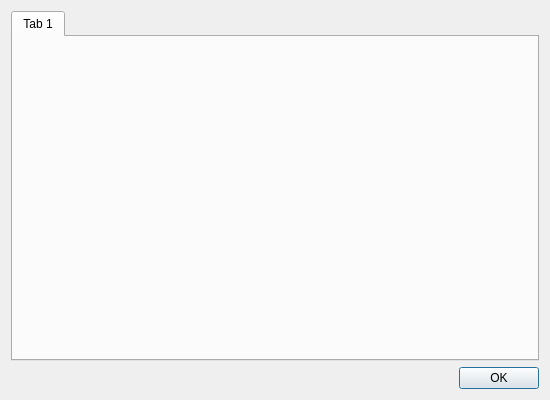
Old version of the form Src/DlgAbout/Information.ui in the repository KangLin/RabbitCommon.
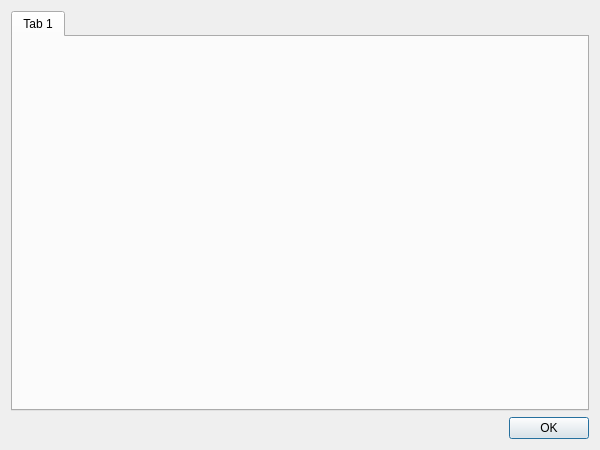
New version of the form.

Commit message: Modify dialog size

```diff
--- a/Src/DlgAbout/Information.ui
+++ b/Src/DlgAbout/Information.ui
@@ -6,8 +6,8 @@
    <rect>
     <x>0</x>
     <y>0</y>
-    <width>550</width>
-    <height>400</height>
+    <width>600</width>
+    <height>450</height>
    </rect>
   </property>
   <property name="windowTitle">
```
The commit also changes 2 other files.
